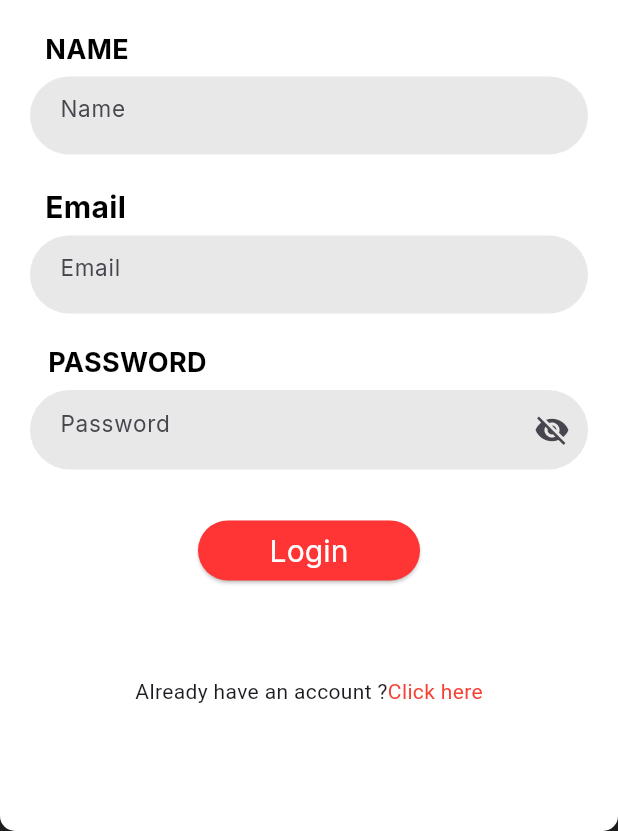
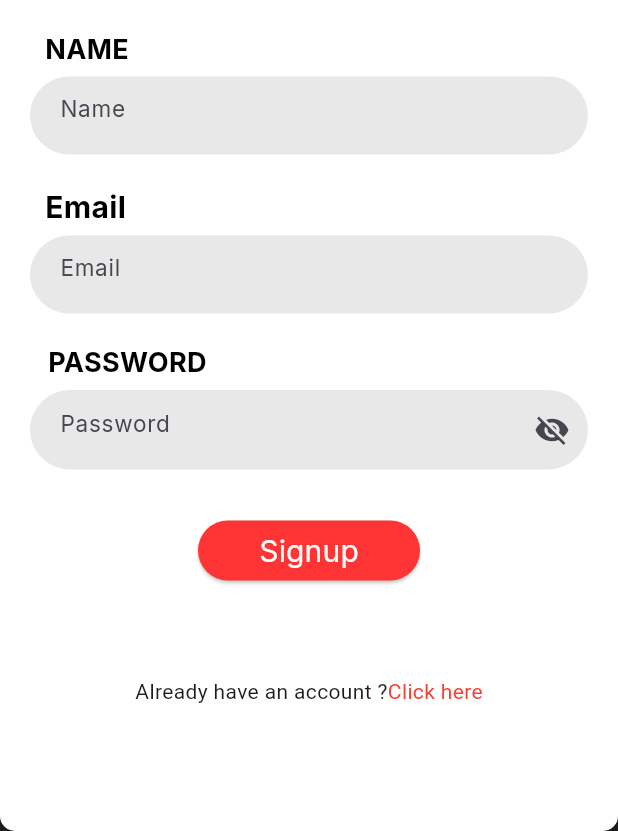
Before and after one commit to pugazhmukilan/DestinXX, a Flutter app: the Signuppage screen opened directly, on a phone screen of 412 x 824 dp, the part 405-1236 px from its top. Run offline on Flutter 3.47's test engine with Material 3 defaults, Android fonts, the light colour scheme and no system bars; our stand-ins replace camera, cloud_firestore, firebase_auth, firebase_core, firebase_storage, flutter_slider_drawer and 5 more; accounts and stored records are empty.

Commit message:
login name change

```diff
--- a/lib/Signuppage.dart
+++ b/lib/Signuppage.dart
@@ -373,7 +373,7 @@ class _SignuppageState extends State<Signuppage> {
                             width: 100,
                             child: Center(
                               child: Text(
-                                'Login',
+                                'Signup',
                                 style: TextStyle(
                                     fontFamily: 'Inter',
                                     fontSize: 20,
```
